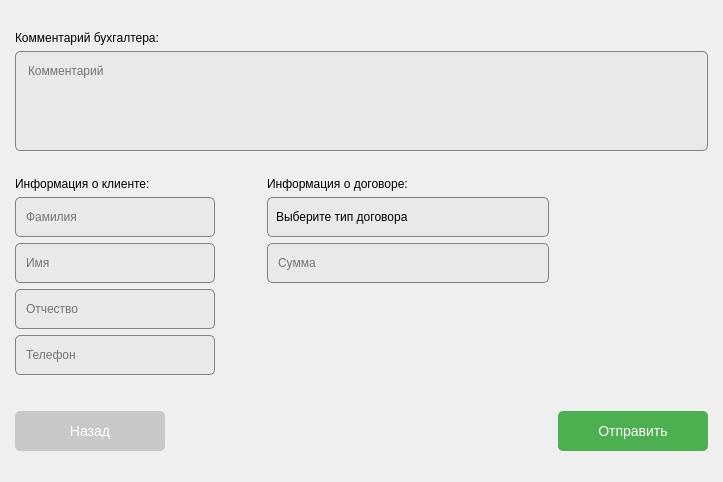
This is MDKP/renegotiatecontractwindow.ui in MiFit1/OSOGO as Qt 5 draws it before an edit. The edited form follows.
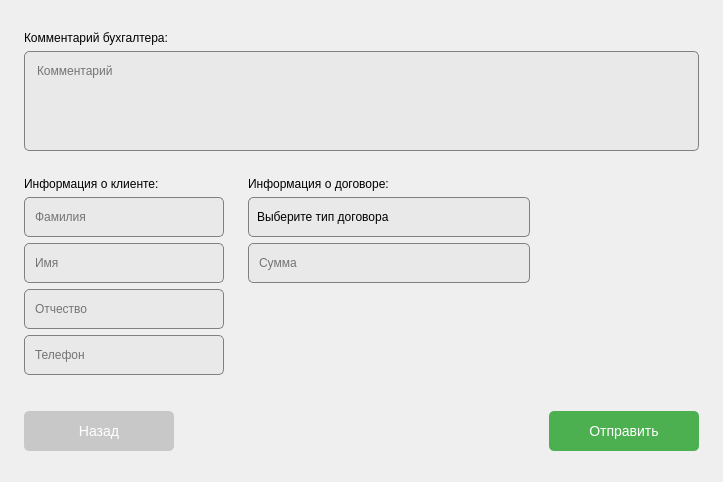
This is the edited form. Icons and pictures are not drawn.

Diff of the .ui file:
```diff
--- a/MDKP/renegotiatecontractwindow.ui
+++ b/MDKP/renegotiatecontractwindow.ui
@@ -306,7 +306,7 @@
         <enum>Qt::Horizontal</enum>
        </property>
        <property name="sizeType">
-        <enum>QSizePolicy::MinimumExpanding</enum>
+        <enum>QSizePolicy::Preferred</enum>
        </property>
        <property name="sizeHint" stdset="0">
         <size>
```
